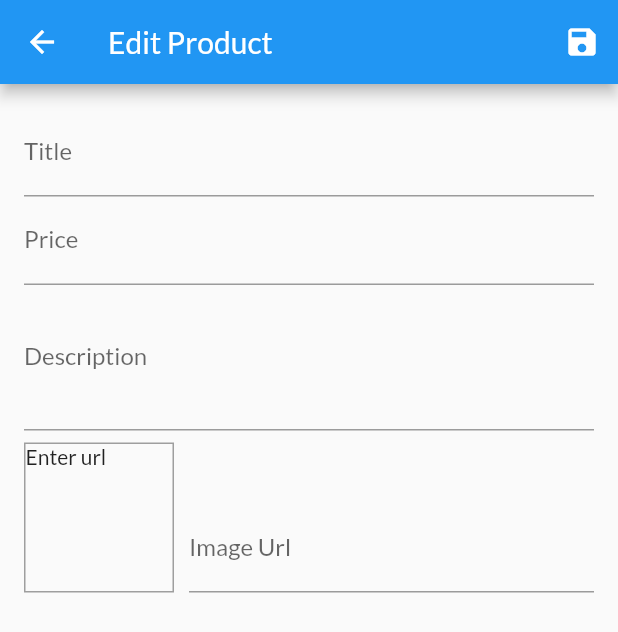
After one commit to CatOkHero/FlutterAndDartTheCompleteGuideUdemy, a Flutter app: the EditProductScreen screen opened by its route, on a phone screen of 412 x 824 dp. The commit adds this screen. Shown: the top 632 px of the screen. Run offline on Flutter 3.47's test engine with Material 2 defaults, Android fonts, the phone set to English and light mode, and no system bars; network calls fail.

Commit message:
Added form with inputs.

```diff
--- a/shop_app/shop_app_flutter/lib/main.dart
+++ b/shop_app/shop_app_flutter/lib/main.dart
@@ -3,6 +3,7 @@ import 'package:provider/provider.dart';
 import 'package:shop_app_flutter/providers/cart.dart';
 import 'package:shop_app_flutter/providers/orders.dart';
 import 'package:shop_app_flutter/screens/cart_screen.dart';
+import 'package:shop_app_flutter/screens/edit_product_screen.dart';
 import 'package:shop_app_flutter/screens/orders_screen.dart';
 import 'package:shop_app_flutter/screens/product_detail_screen.dart';
 import 'package:shop_app_flutter/screens/products_overview_screen.dart';
@@ -51,6 +52,7 @@ class MyApp extends StatelessWidget {
           CartScreen.routeName: (ctx) => CartScreen(),
           OrdersScreen.routeName: (ctx) => OrdersScreen(),
           UserProductsScreen.routeName: (ctx) => UserProductsScreen(),
+          EditProductScreen.routeName: (ctx) => EditProductScreen(),
         },
       ),
     );
--- /dev/null
+++ b/shop_app/shop_app_flutter/lib/screens/edit_product_screen.dart
@@ -0,0 +1,175 @@
+import 'package:flutter/material.dart';
+import 'package:shop_app_flutter/providers/product.dart';
+
+class EditProductScreen extends StatefulWidget {
+  static const routeName = "EditProcutScreen";
+
+  @override
+  _EditProductScreenState createState() => _EditProductScreenState();
+}
+
+class _EditProductScreenState extends State<EditProductScreen> {
+  final _priceFocusNode = FocusNode();
+  final _descriptionFocusNode = FocusNode();
+  final _imageUrlController = TextEditingController();
+  final _imageUrlFocusNode = FocusNode();
+  final _form = GlobalKey<FormState>();
+  var _product = Product(
+      id: null, title: null, description: null, price: 0.0, imageUrl: null);
+
+  @override
+  void initState() {
+    _imageUrlFocusNode.addListener(updateListener);
+    super.initState();
+  }
+
+  void updateListener() {
+    if (!_imageUrlFocusNode.hasFocus) {
+      setState(() {});
+    }
+  }
+
+  @override
+  void dispose() {
+    _priceFocusNode.dispose();
+    _descriptionFocusNode.dispose();
+    _imageUrlController.dispose();
+    _imageUrlFocusNode.removeListener(updateListener);
+    _imageUrlFocusNode.dispose();
+    super.dispose();
+  }
+
+  void _saveForm() {
+    _form.currentState.save();
+  }
+
+  @override
+  Widget build(BuildContext context) {
+    return Scaffold(
+      appBar: AppBar(
+        title: Text('Edit Product'),
+        actions: [
+          IconButton(
+            icon: Icon(
+              Icons.save,
+            ),
+            onPressed: _saveForm,
+          ),
+        ],
+      ),
+      body: Padding(
+        padding: const EdgeInsets.all(16.0),
+        child: Form(
+          key: _form,
+          child: ListView(
+            children: [
+              TextFormField(
+                decoration: InputDecoration(labelText: 'Title'),
+                textInputAction: TextInputAction.next,
+                onFieldSubmitted: (_) {
+                  FocusScope.of(context).requestFocus(_priceFocusNode);
+                },
+                onSaved: (newValue) {
+                  _product = Product(
+                    id: null,
+                    title: newValue,
+                    description: _product.description,
+                    price: _product.price,
+                    imageUrl: _product.imageUrl,
+                  );
+                },
+              ),
+              TextFormField(
+                decoration: InputDecoration(labelText: 'Price'),
+                keyboardType: TextInputType.number,
+                textInputAction: TextInputAction.next,
+                focusNode: _priceFocusNode,
+                onFieldSubmitted: (_) {
+                  FocusScope.of(context).requestFocus(_descriptionFocusNode);
+                },
+                onSaved: (newValue) {
+                  _product = Product(
+                    id: null,
+                    title: _product.title,
+                    description: _product.description,
+                    price: double.parse(newValue),
+                    imageUrl: _product.imageUrl,
+                  );
+                },
+              ),
+              TextFormField(
+                decoration: InputDecoration(labelText: 'Description'),
+                maxLines: 3,
+                textInputAction: TextInputAction.next,
+                focusNode: _descriptionFocusNode,
+                keyboardType: TextInputType.multiline,
+                onFieldSubmitted: (_) {
+                  FocusScope.of(context).requestFocus(_priceFocusNode);
+                },
+                onSaved: (newValue) {
+                  _product = Product(
+                    id: null,
+                    title: _product.title,
+                    description: newValue,
+                    price: _product.price,
+                    imageUrl: _product.imageUrl,
+                  );
+                },
+              ),
+              Row(
+                crossAxisAlignment: CrossAxisAlignment.end,
+                children: [
+                  Container(
+                    width: 100,
+                    height: 100,
+                    margin: EdgeInsets.only(
+                      top: 8,
+                      right: 10,
+                    ),
+                    decoration: BoxDecoration(
+                      border: Border.all(
+                        width: 1,
+                        color: Colors.grey,
+                      ),
+                    ),
+                    child: _imageUrlController.text.isEmpty
+                        ? Text('Enter url')
+                        : FittedBox(
+                            child: Image.network(
+                              _imageUrlController.text,
+                              fit: BoxFit.cover,
+                            ),
+                          ),
+                  ),
+                  Expanded(
+                    flex: 1,
+                    child: TextFormField(
+                      decoration: InputDecoration(labelText: 'Image Url'),
+                      keyboardType: TextInputType.url,
+                      textInputAction: TextInputAction.done,
+                      controller: _imageUrlController,
+                      focusNode: _imageUrlFocusNode,
+                      onEditingComplete: () {
+                        _saveForm();
+                        setState(() {});
+                      },
+                      onSaved: (newValue) {
+                        _product = Product(
+                          id: null,
+                          title: _product.title,
+                          description: _product.description,
+                          price: _product.price,
+                          imageUrl: newValue,
+                        );
+                      },
+                    ),
+                  ),
+                ],
+              )
+            ],
+          ),
+        ),
+      ),
+    );
+  }
+}
--- a/shop_app/shop_app_flutter/lib/screens/user_products_screen.dart
+++ b/shop_app/shop_app_flutter/lib/screens/user_products_screen.dart
@@ -1,6 +1,7 @@
 import 'package:flutter/material.dart';
 import 'package:provider/provider.dart';
 import 'package:shop_app_flutter/providers/products.dart';
+import 'package:shop_app_flutter/screens/edit_product_screen.dart';
 import 'package:shop_app_flutter/widgets/app_drawer.dart';
 import 'package:shop_app_flutter/widgets/user_product_item.dart';
 
@@ -18,7 +19,9 @@ class UserProductsScreen extends StatelessWidget {
             icon: const Icon(
               Icons.add,
             ),
-            onPressed: () {},
+            onPressed: () {
+              Navigator.of(context).pushNamed(EditProductScreen.routeName);
+            },
           ),
         ],
       ),
```
